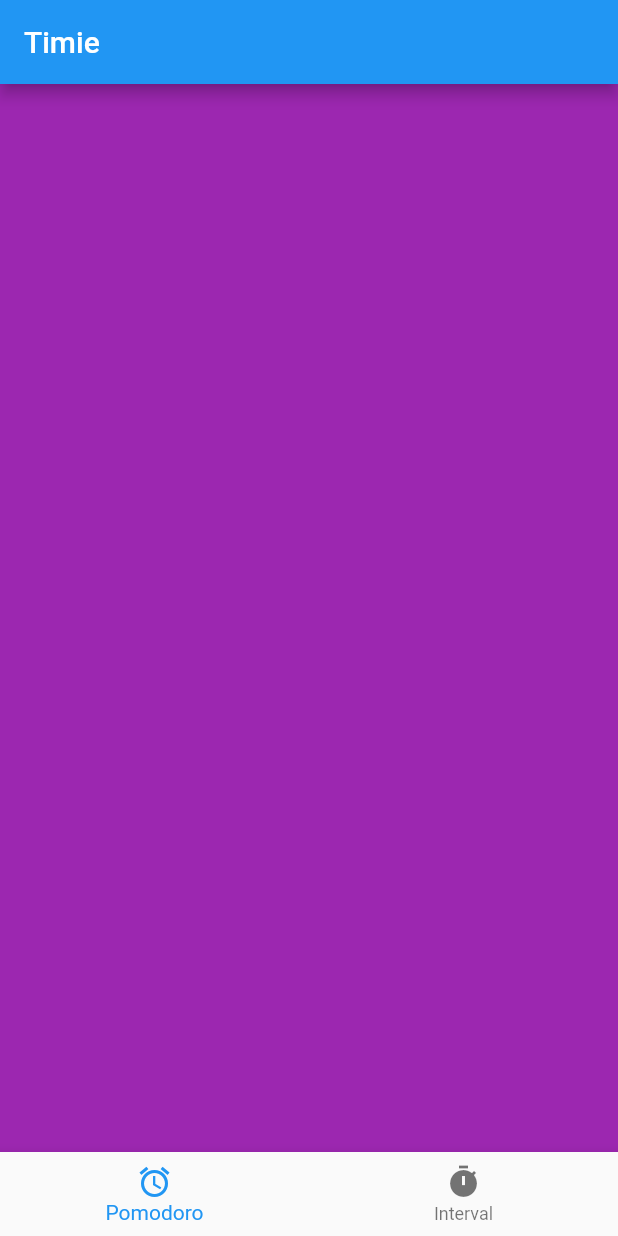
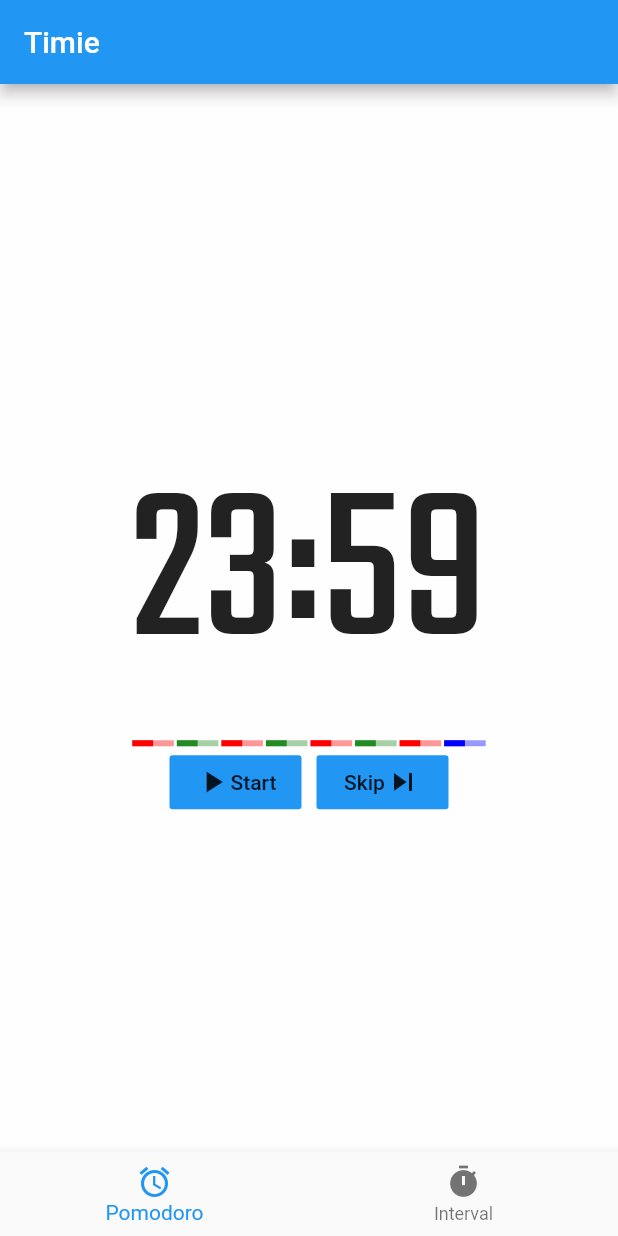
Before and after one commit to gunawanlie/timie, a Flutter app: the screen it shows after launch, on a phone screen of 412 x 824 dp. Run offline on Flutter 3.47's test engine with Material 2 defaults, Android fonts, the phone set to English and light mode, and no system bars.

Commit message:
pomodoro ui layout created

```diff
--- a/lib/home.dart
+++ b/lib/home.dart
@@ -1,5 +1,7 @@
 import 'package:flutter/material.dart';
-import 'placeholder.dart';
+
+import 'interval_timer.dart';
+import 'pomodoro.dart';
 
 class Home extends StatefulWidget {
   @override
@@ -14,8 +16,8 @@ class _HomeState extends State<Home> with SingleTickerProviderStateMixin {
 
   int _widgetIndex = 0;
   final List<Widget> _widgets = [
-    PlaceholderWidget(Colors.purple),
-    PlaceholderWidget(Colors.deepOrange),
+    Pomodoro(),
+    IntervalTimer(),
   ];
 
   final List<BottomNavigationBarItem> _navigationBarItems = [
--- a/lib/placeholder.dart
+++ b/lib/interval_timer.dart
@@ -1,14 +1,11 @@
 import 'package:flutter/material.dart';
 
-class PlaceholderWidget extends StatelessWidget {
-  final Color color;
-
-  PlaceholderWidget(this.color);
+class IntervalTimer extends StatelessWidget {
 
   @override
   Widget build(BuildContext context) {
     return Container(
-      color: color,
+      child: Text("88:88"),
     );
   }
 }
--- /dev/null
+++ b/lib/pomodoro.dart
@@ -0,0 +1,127 @@
+import 'package:flutter/cupertino.dart';
+import 'package:flutter/material.dart';
+
+class Pomodoro extends StatefulWidget {
+  @override
+  State<StatefulWidget> createState() {
+    return _PomodoroState();
+  }
+}
+
+class _PomodoroState extends State<Pomodoro> {
+
+  List<Widget> _progressIndicators = [];
+
+  int taskIndex = 0;
+
+  LinearProgressIndicator _setupProgressIndicator(int index) {
+    Color backgroundColor = Color(0x660000FF);
+    Color valueColor = Color(0xFF0000FF);
+
+    if (index % 2 == 0) {
+      backgroundColor = Color(0x66FF0000);
+      valueColor = Color(0xFFFF0000);
+    } else if (index < 7) {
+      backgroundColor = Color(0x66228B22);
+      valueColor = Color(0xFF228B22);
+    }
+
+    return LinearProgressIndicator(
+      backgroundColor: backgroundColor,
+      value: 0.5,
+      valueColor: AlwaysStoppedAnimation<Color>(valueColor),
+    );
+  }
+
+  FlatButton _playButton = FlatButton(
+    child: Row(
+      children: <Widget>[
+        Icon(Icons.play_arrow),
+        Text("Start"),
+      ],
+    ),
+    color: Colors.blue,
+    onPressed: () {
+
+    },
+  );
+
+  FlatButton _nextButton = FlatButton(
+    child: Row(
+      children: <Widget>[
+        Text("Skip"),
+        Icon(Icons.skip_next),
+      ],
+    ),
+    color: Colors.blue,
+    onPressed: () {
+
+    },
+  );
+
+  List<Widget> _buttons = [];
+
+  @override
+  void initState() {
+    super.initState();
+    _setupProgressIndicators();
+    _setupButtons();
+  }
+
+  void _setupProgressIndicators() {
+    for (int i=0; i<8; i++) {
+      _progressIndicators.add(Expanded(
+        child: Container(
+          child: _setupProgressIndicator(i),
+          padding: EdgeInsets.symmetric(horizontal: 1.0),
+        ),
+      ));
+    }
+  }
+
+  void _setupButtons() {
+    _buttons.add(Container(
+      child: _playButton,
+      padding: EdgeInsets.symmetric(horizontal: 5.0),
+    ));
+    _buttons.add(Container(
+      child: _nextButton,
+      padding: EdgeInsets.symmetric(horizontal: 5.0),
+    ));
+  }
+
+  @override
+  Widget build(BuildContext context) {
+    return Container(
+      color: Colors.white70,
+      child: Column(
+        children: <Widget>[
+          Container(
+            child: IntrinsicWidth(
+              child: Column(
+                children: <Widget>[
+                  Text(
+                    "23:59",
+                    style: TextStyle(
+                      fontFamily: 'Teko',
+                      fontSize: 150,
+                    ),
+                  ),
+                  Row(
+                    children: _progressIndicators,
+                    mainAxisAlignment: MainAxisAlignment.center,
+                  ),
+                  Row(
+                    children: _buttons,
+                    mainAxisAlignment: MainAxisAlignment.center,
+                  ),
+                ],
+              ),
+            ),
+          ),
+        ],
+        mainAxisAlignment: MainAxisAlignment.center,
+      )
+    );
+  }
+}
--- a/pubspec.yaml
+++ b/pubspec.yaml
@@ -74,3 +74,7 @@ flutter:
   #
   # For details regarding fonts from package dependencies,
   # see https://flutter.dev/custom-fonts/#from-packages
+  fonts:
+    - family: Teko
+      fonts:
+        - asset: resources/fonts/Teko-Regular.ttf
```
Also changed, not shown: resources/fonts/Teko-Regular.ttf (added).
